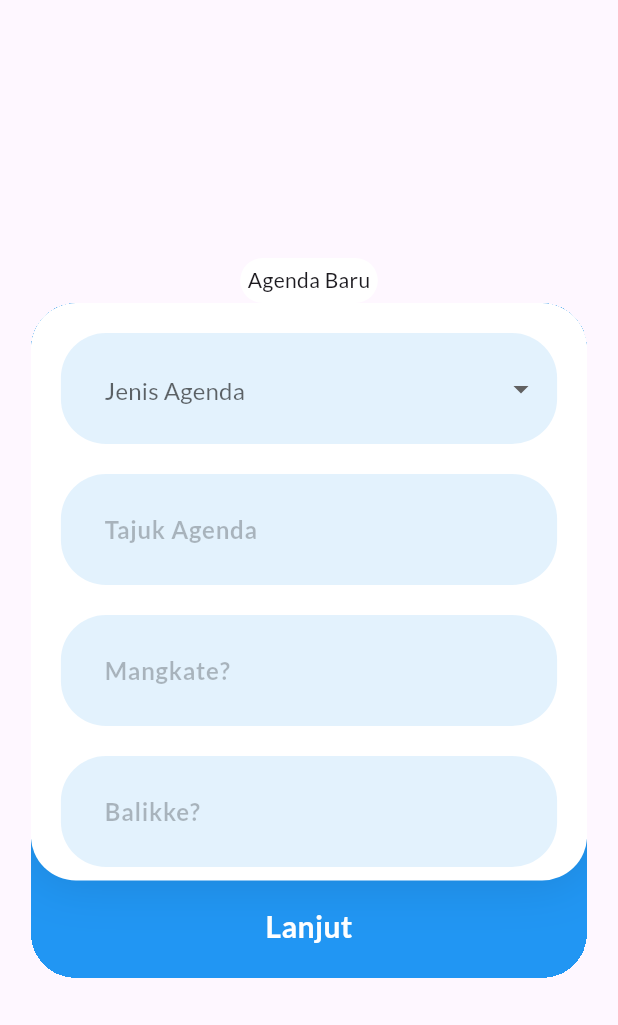
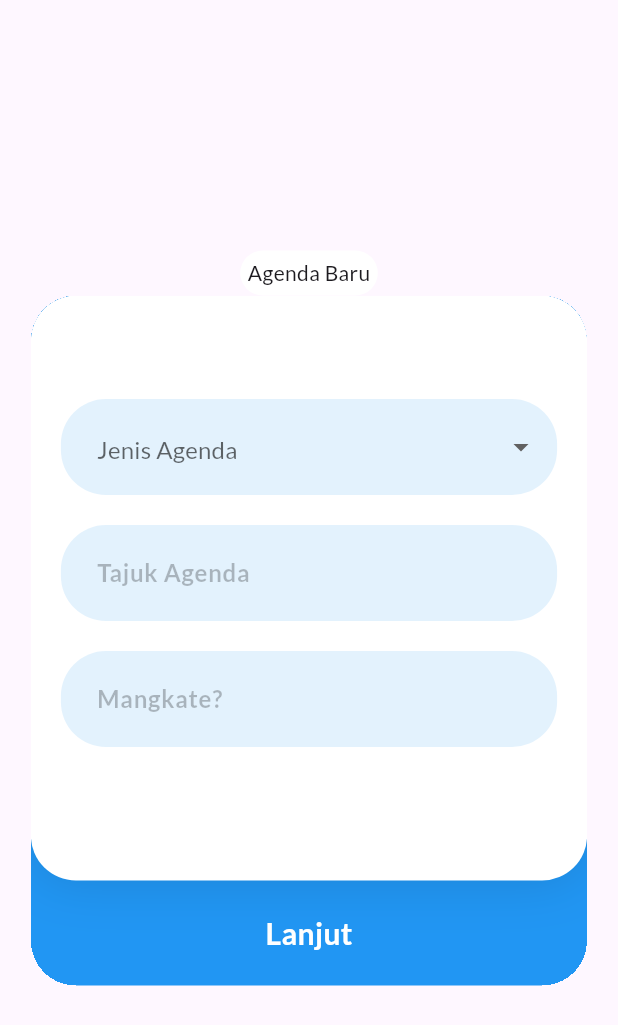
Before and after one commit to hudagraphy/markethink, a Flutter app: the screen it shows after launch, on a phone screen of 412 x 824 dp. Shown: the top 1025 px of the screen. Run offline on Flutter 3.47's test engine with Material 3 defaults, Android fonts, the phone set to English and light mode, and no system bars; drawn by our look-alikes of flutter_form_builder; our stand-ins replace animated_bottom_navigation_bar, easy_stepper, form_builder_validators, google_fonts, multi_dropdown, sqflite; missing offline and left inert: flutter_osm_plugin, form_builder_file_picker; accounts and stored records are empty.

Commit message:
UI CardViewAgenda dan Form Agend sudah aman digunakan

```diff
--- a/lib/addAgenda.dart
+++ b/lib/addAgenda.dart
@@ -70,7 +70,7 @@ class _InputAgendaState extends State<InputAgenda> {
                 //mainForm
                 Container(
                   clipBehavior: Clip.hardEdge,
-                  height: 450,
+                  height: 460,
                   decoration: BoxDecoration(
                     borderRadius: BorderRadius.circular(30),
                   ),
@@ -110,8 +110,12 @@ class _InputAgendaState extends State<InputAgenda> {
                           Expanded(
                             child: GestureDetector(
                               onTap: () => setState(() {
+                                if (_kunciForm.currentState
+                                        ?.saveAndValidate() ==
+                                    true) {
                                   step++;
-                                _kunciForm.currentState?.saveAndValidate();
+                                }
+                                ;
                                 hasilForm = _kunciForm.currentState!.value;
                                 debugPrint(
                                   _kunciForm.currentState?.value.toString(),
@@ -139,7 +143,7 @@ class _InputAgendaState extends State<InputAgenda> {
                       ),
                       //form input
                       Container(
-                        height: 385,
+                        height: 390,
                         padding: EdgeInsets.all(20),
                         decoration: BoxDecoration(
                           color: Colors.white,
@@ -164,7 +168,8 @@ class _InputAgendaState extends State<InputAgenda> {
                                     name: "jenisAgenda",
                                     decoration: PengaturanDekorasiField(
                                         hintText: "Jenis Agenda"),
-                                    validator: FormBuilderValidators.required(errorText: 'Wajib diisi leh'),
+                                    validator: FormBuilderValidators.required(
+                                        errorText: 'Wajib diisi leh'),
                                     items: opsiJenisAgenda
                                         .map((e) => DropdownMenuItem(
                                               //alignment: AlignmentDirectional.center,
@@ -179,33 +184,39 @@ class _InputAgendaState extends State<InputAgenda> {
                                     name: 'tajukAgenda',
                                     decoration: PengaturanDekorasiField(
                                         hintText: 'Tajuk Agenda'),
-                                    validator: FormBuilderValidators.required(errorText: 'Agenda apaan, mosok judul kosong'),
+                                    validator: FormBuilderValidators.required(
+                                        errorText:
+                                            'Agenda apaan, mosok kagak ada nama acaranya'),
                                   ),
                                   SizedBox(height: 20),
                                   //fieldMangkate
                                   FormBuilderDateTimePicker(
                                     name: "waktuBerangkatAgenda",
                                     firstDate: DateTime.now(),
-                                    lastDate: DateTime(2024, 12, 31),
+                                    lastDate: DateTime(2030, 12, 31),
+                                    validator: FormBuilderValidators.required(
+                                        errorText: 'Harus ada tanggalnya woy'),
                                     decoration: PengaturanDekorasiField(
                                       hintText: "Mangkate?",
                                     ),
-                                    onChanged: (value) {
-                                      _kunciForm.currentState?.save();
-                                      debugPrint(_kunciForm.currentState?.value
-                                          .toString());
-                                      setState(() {});
-                                    },
+                                    onChanged: (value) => setState(() {
+                                      _kunciForm.currentState
+                                          ?.saveAndValidate();
+                                    }),
                                   ),
                                   SizedBox(height: 20),
                                   //field Balikke?
-                                  FormBuilderDateTimePicker(
+                                  Visibility(
+                                    visible: _kunciForm.currentState
+                                            ?.value['waktuBerangkatAgenda'] !=
+                                        null,
+                                    child: FormBuilderDateTimePicker(
                                       name: "waktuPulangAgenda",
-                                    //enabled: ,
                                       firstDate: DateTime.now(),
                                       lastDate: DateTime(2024, 12, 31),
                                       decoration: PengaturanDekorasiField(
                                           hintText: "Balikke?"),
+                                    ),
                                   ),
                                   //
                                 ],
@@ -313,7 +324,7 @@ class _InputAgendaState extends State<InputAgenda> {
                                   //Surat tugas
                                   FormBuilderSwitch(
                                     name: 'suratTugasAgenda',
-                                    initialValue: true,
+                                    initialValue: false,
                                     title: Text(
                                       'Butuh surat tugas?',
                                       style: TextStyle(
@@ -392,12 +403,22 @@ class _InputAgendaState extends State<InputAgenda> {
           borderRadius: BorderRadius.circular(30),
           borderSide: BorderSide.none,
         ),
+        disabledBorder: OutlineInputBorder(
+          borderRadius: BorderRadius.circular(30),
+          borderSide: BorderSide.none,
+        ),
         focusedBorder: OutlineInputBorder(
           borderRadius: BorderRadius.circular(30),
           borderSide: BorderSide.none,
         ),
+        focusedErrorBorder: OutlineInputBorder(
+            borderRadius: BorderRadius.circular(30),
+            borderSide: BorderSide(color: Colors.amber)),
+        errorBorder: OutlineInputBorder(
+            borderRadius: BorderRadius.circular(30),
+            borderSide: BorderSide(color: Colors.amber)),
         alignLabelWithHint: true,
-        contentPadding: EdgeInsets.all(25),
+        contentPadding: EdgeInsets.all(20),
         hintText: hintText,
         hintStyle: TextStyle(
           fontWeight: FontWeight.bold,
@@ -538,7 +559,7 @@ class CardViewAgenda extends StatelessWidget {
                       margin: EdgeInsets.only(bottom: 10),
                       child: IconTextKecil(
                         isiIkon: Icons.location_on_rounded,
-                        isiText: "${hasilForm['kotaKabAgenda']}",
+                        isiText: hasilForm['kotaKabAgenda'].join(', '),
                       ),
                     ),
                     //detil Lokasi
@@ -553,7 +574,7 @@ class CardViewAgenda extends StatelessWidget {
                       margin: EdgeInsets.only(bottom: 10),
                       child: IconTextKecil(
                           isiIkon: Icons.diversity_3_rounded,
-                          isiText: '${hasilForm['personelBAM']}'),
+                          isiText: '${hasilForm['personelBAM'].join(', ')}'),
                     ),
                     //personelDosenTendik
                     Container(
@@ -561,7 +582,7 @@ class CardViewAgenda extends StatelessWidget {
                       child: IconTextKecil(
                           isiIkon: Icons.group_rounded,
                           isiText:
-                              '${hasilForm['personelDosenTendik'] ?? '-'}'),
+                              '${hasilForm['personelDosenTendik']?.join(', ') ?? '-'}'),
                     ),
                     //personelTambahan
                     Container(
@@ -576,7 +597,7 @@ class CardViewAgenda extends StatelessWidget {
                       child: IconTextKecil(
                           isiIkon: Icons.directions_car_filled_rounded,
                           isiText:
-                              '${hasilForm['kendaraanAgenda'] ?? 'Tanpa Kendaraan'}'),
+                              '${hasilForm['kendaraanAgenda']?.join(', ') ?? 'Tanpa Kendaraan'}'),
                     ),
                     //notesAgenda
                     Container(
@@ -715,7 +736,7 @@ class DropdownMultiple extends StatelessWidget {
         kunciForm.currentState?.setInternalFieldValue(fieldName, selectedItems);
       },
       validator: (selectedOptions) {
-        if ((selectedOptions == null || selectedOptions.isEmpty) && !isWajib) {
+        if ((selectedOptions == null || selectedOptions.isEmpty) && isWajib) {
           return 'Iki wajib leh!';
         }
         return null;
```
Lines whose indentation alone changed are shown as unchanged.
